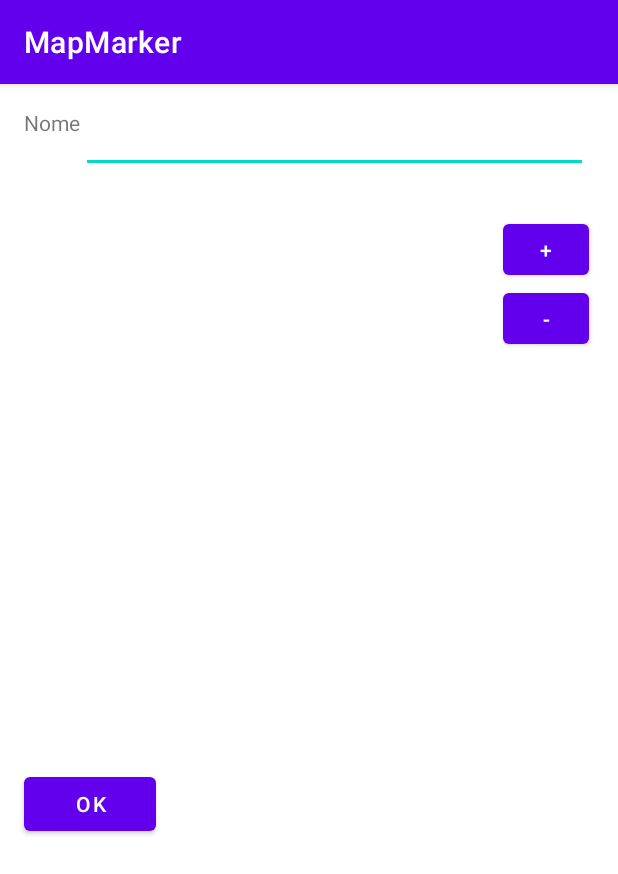
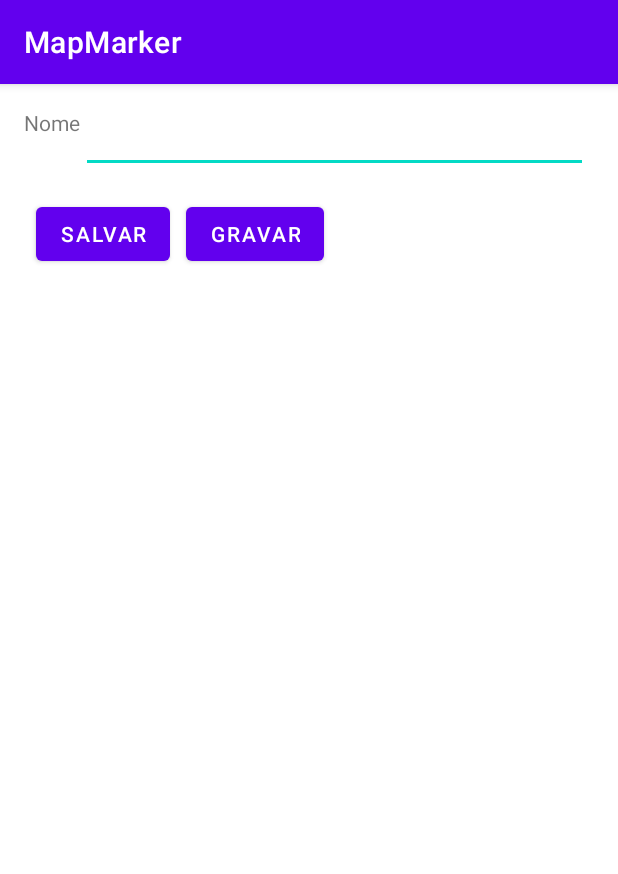
Before and after one commit to julio507/MapMarker, an Android app: the screen it shows after launch (RouteActivity), after a tap on "ADICIONAR", on a phone screen of 412 x 824 dp. Shown: the top 874 px of the screen. Run offline under Robolectric (Android 15) with nearby library versions, the phone set to English and light mode, and no system bars.

Commit message:
Implementado gravar pontos

```diff
--- a/app/src/main/AndroidManifest.xml
+++ b/app/src/main/AndroidManifest.xml
@@ -2,6 +2,8 @@
 <manifest xmlns:android="http://schemas.android.com/apk/res/android"
     package="com.example.mapmarker">
 
+    <uses-permission android:name="android.permission.ACCESS_COARSE_LOCATION" />
+    <uses-permission android:name="android.permission.ACCESS_FINE_LOCATION" />
     <application
         android:allowBackup="true"
         android:icon="@mipmap/ic_launcher"
@@ -25,7 +27,7 @@
         -->
         <meta-data
             android:name="com.google.android.geo.API_KEY"
-            android:value="AIzaSyDtXvopPDIY-EG6Cx6jiZ9lCzrHJHm0EHU" />
+            android:value="AIzaSyAcdoZq0SbCPGFo3znjs3-dWEjbJu6qDMo" />
 
         <activity
             android:name=".MapsActivity"
--- a/app/src/main/java/com/example/mapmarker/DatabaseManager.java
+++ b/app/src/main/java/com/example/mapmarker/DatabaseManager.java
@@ -26,7 +26,6 @@ public class DatabaseManager extends SQLiteOpenHelper {
         sqLiteDatabase.execSQL( "create table point(" +
                                 "_id integer primary key autoincrement," +
                                 "ref_route integer not null, " +
-                                "number integer, " +
                                 "lon text, " +
                                 "lat text, " +
                                 "foreign key( ref_route ) references route (id) )" );
--- a/app/src/main/java/com/example/mapmarker/MainActivity.java
+++ b/app/src/main/java/com/example/mapmarker/MainActivity.java
@@ -1,5 +1,6 @@
 package com.example.mapmarker;
 
+import androidx.annotation.NonNull;
 import androidx.appcompat.app.AppCompatActivity;
 
 import android.content.ContentValues;
@@ -10,12 +11,21 @@ import android.database.sqlite.SQLiteDatabase;
 import android.os.Bundle;
 import android.view.View;
 import android.view.ViewGroup;
+import android.widget.AdapterView;
 import android.widget.Button;
 import android.widget.CursorAdapter;
 import android.widget.Spinner;
 import android.widget.TextView;
 
-public class MainActivity extends AppCompatActivity {
+import com.example.mapmarker.databinding.ActivityMapsBinding;
+import com.google.android.gms.maps.CameraUpdateFactory;
+import com.google.android.gms.maps.GoogleMap;
+import com.google.android.gms.maps.OnMapReadyCallback;
+import com.google.android.gms.maps.SupportMapFragment;
+import com.google.android.gms.maps.model.LatLng;
+import com.google.android.gms.maps.model.MarkerOptions;
+
+public class MainActivity extends AppCompatActivity implements OnMapReadyCallback {
 
     private SQLiteDatabase db;
 
@@ -24,7 +34,11 @@ public class MainActivity extends AppCompatActivity {
     private Button editButton;
     private Button deleteButton;
 
-    private void refresh(){
+    private GoogleMap googleMap;
+
+    private long routeId = -1;
+
+    private void refreshSpinner(){
         Cursor c = db.query( "route ", new String[] { "_id", "name" }, null, null, null, null, "name" );
 
         if( c.moveToFirst() ) {
@@ -42,10 +56,33 @@ public class MainActivity extends AppCompatActivity {
         }
     }
 
+    private void refreshMap()
+    {
+        googleMap.clear();
+
+        if( routeId != -1 ) {
+            Cursor points = db.query("point", new String[]{"_id", "ref_route", "lon", "lat"}, "ref_route=?", new String[]{ String.valueOf( routeId ) }, null, null, "_id");
+
+            while (points.moveToNext()) {
+                double lon = Double.parseDouble(points.getString(2));
+                double lat = Double.parseDouble(points.getString(3));
+
+                googleMap.addMarker(new MarkerOptions().position(new LatLng(lat, lon)));
+
+                googleMap.moveCamera(CameraUpdateFactory.newLatLngZoom( new LatLng(lat, lon), 10 ));
+            }
+        }
+    }
+
     @Override
     protected void onCreate(Bundle savedInstanceState) {
         super.onCreate(savedInstanceState);
         setContentView(R.layout.activity_main);
+
+        // Obtain the SupportMapFragment and get notified when the map is ready to be used.
+        SupportMapFragment mapFragment = (SupportMapFragment) getSupportFragmentManager()
+                .findFragmentById(R.id.routeMap);
+        mapFragment.getMapAsync(this);
 
         db = new DatabaseManager( this, "MapMarker", null, 1 ).getReadableDatabase();
 
@@ -54,7 +91,21 @@ public class MainActivity extends AppCompatActivity {
         editButton = findViewById( R.id.editButton );
         deleteButton = findViewById( R.id.deleteButton );
 
-        refresh();
+        refreshSpinner();
+
+        routeSpinner.setOnItemSelectedListener(new AdapterView.OnItemSelectedListener() {
+            @Override
+            public void onItemSelected(AdapterView<?> adapterView, View view, int i, long l) {
+                routeId = l;
+
+                refreshMap();
+            }
+
+            @Override
+            public void onNothingSelected(AdapterView<?> adapterView) {
+
+            }
+        });
 
         addButton.setOnClickListener(new View.OnClickListener() {
             @Override
@@ -83,15 +134,26 @@ public class MainActivity extends AppCompatActivity {
         deleteButton.setOnClickListener(new View.OnClickListener() {
             @Override
             public void onClick(View view) {
-                routeSpinner.getSelectedItemId();
+                db.delete( "route", "_id=?", new String[]{ String.valueOf( routeSpinner.getSelectedItemId() ) } );
+                db.delete( "point", "ref_route=?", new String[]{ String.valueOf( routeSpinner.getSelectedItemId() ) } );
+
+                refreshSpinner();
+                refreshMap();
             }
         });
+    }
+
+    @Override
+    public void onMapReady(@NonNull GoogleMap googleMap) {
+        this.googleMap = googleMap;
+
+        refreshMap();
     }
 
     @Override
     protected void onResume() {
         super.onResume();
 
-        refresh();
+        refreshSpinner();
     }
 }
--- a/app/src/main/java/com/example/mapmarker/RouteActivity.java
+++ b/app/src/main/java/com/example/mapmarker/RouteActivity.java
@@ -17,7 +17,6 @@ public class RouteActivity extends AppCompatActivity {
 
     private Button okButton;
     private Button addButton;
-    private Button deleteButton;
     private EditText nameField;
 
     private Cursor route;
@@ -41,7 +40,6 @@ public class RouteActivity extends AppCompatActivity {
         okButton = findViewById( R.id.okButton );
         nameField = findViewById( R.id.nameField );
         addButton = findViewById( R.id.addPointButton );
-        deleteButton = findViewById( R.id.deletePointButton );
 
         if( i.getExtras() != null && i.getExtras().containsKey( "id" ) )
         {
@@ -58,7 +56,12 @@ public class RouteActivity extends AppCompatActivity {
 
         if( route == null )
         {
-            route = getRoute( db.insert( "route", null, new ContentValues() ) );
+            ContentValues v = new ContentValues();
+            v.put( "name", "" );
+
+            route = getRoute( db.insert( "route", null, v ) );
+
+            route.moveToFirst();
 
             delete = true;
         }
@@ -70,7 +73,9 @@ public class RouteActivity extends AppCompatActivity {
 
                 v.put( "name", nameField.getText().toString() );
 
-                db.insert( "route", null, v );
+                db.update( "route", v, "_id=?", new String[]{route.getString(0) } );
+
+                delete = false;
 
                 finish();
             }
@@ -81,18 +86,14 @@ public class RouteActivity extends AppCompatActivity {
             public void onClick(View view) {
                 Intent i = new Intent( RouteActivity.this, MapsActivity.class );
 
+                Bundle b = new Bundle();
+
+                b.putInt( "id", route.getInt(0) );
+
+                i.putExtras( b );
+
                 startActivity(i);
             }
         });
     }
-
-    @Override
-    protected void onStop() {
-        super.onStop();
-
-        if( delete )
-        {
-//            db.delete( "route" )
-        }
-    }
 }
--- a/app/src/main/res/layout/activity_route.xml
+++ b/app/src/main/res/layout/activity_route.xml
@@ -27,31 +27,13 @@
         app:layout_constraintStart_toStartOf="parent"
         app:layout_constraintTop_toTopOf="parent" />
 
-    <androidx.recyclerview.widget.RecyclerView
-        android:layout_width="308dp"
-        android:layout_height="369dp"
-        android:layout_marginStart="18dp"
-        android:layout_marginTop="82dp"
-        app:layout_constraintStart_toStartOf="parent"
-        app:layout_constraintTop_toTopOf="parent" />
-
     <Button
         android:id="@+id/addPointButton"
-        android:layout_width="57dp"
-        android:layout_height="46dp"
-        android:layout_marginStart="335dp"
-        android:layout_marginTop="87dp"
-        android:text="@string/plus"
-        app:layout_constraintStart_toStartOf="parent"
-        app:layout_constraintTop_toTopOf="parent" />
-
-    <Button
-        android:id="@+id/deletePointButton"
-        android:layout_width="57dp"
-        android:layout_height="46dp"
-        android:layout_marginStart="335dp"
-        android:layout_marginTop="133dp"
-        android:text="@string/minus"
+        android:layout_width="wrap_content"
+        android:layout_height="wrap_content"
+        android:layout_marginStart="124dp"
+        android:layout_marginTop="76dp"
+        android:text="@string/record"
         app:layout_constraintStart_toStartOf="parent"
         app:layout_constraintTop_toTopOf="parent" />
 
@@ -59,9 +41,9 @@
         android:id="@+id/okButton"
         android:layout_width="wrap_content"
         android:layout_height="wrap_content"
-        android:layout_marginStart="16dp"
-        android:layout_marginTop="456dp"
-        android:text="@android:string/ok"
+        android:layout_marginStart="24dp"
+        android:layout_marginTop="76dp"
+        android:text="@string/save"
         app:layout_constraintStart_toStartOf="parent"
         app:layout_constraintTop_toTopOf="parent" />
 
--- a/app/src/main/res/values/strings.xml
+++ b/app/src/main/res/values/strings.xml
@@ -8,4 +8,6 @@
     <string name="plus">+</string>
     <string name="minus">-</string>
     <string name="ok">Concluir</string>
+    <string name="record">Gravar</string>
+    <string name="save">Salvar</string>
 </resources>
```
Also changed, not shown: app/src/main/java/com/example/mapmarker/MapsActivity.java (+58 -14 lines), app/src/main/res/layout/activity_main.xml (+10 -0 lines).
